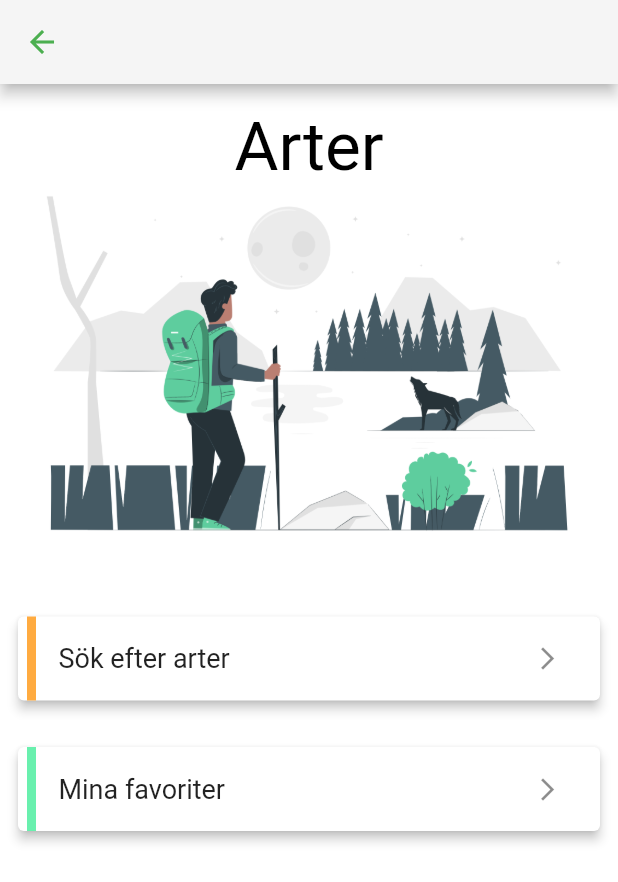
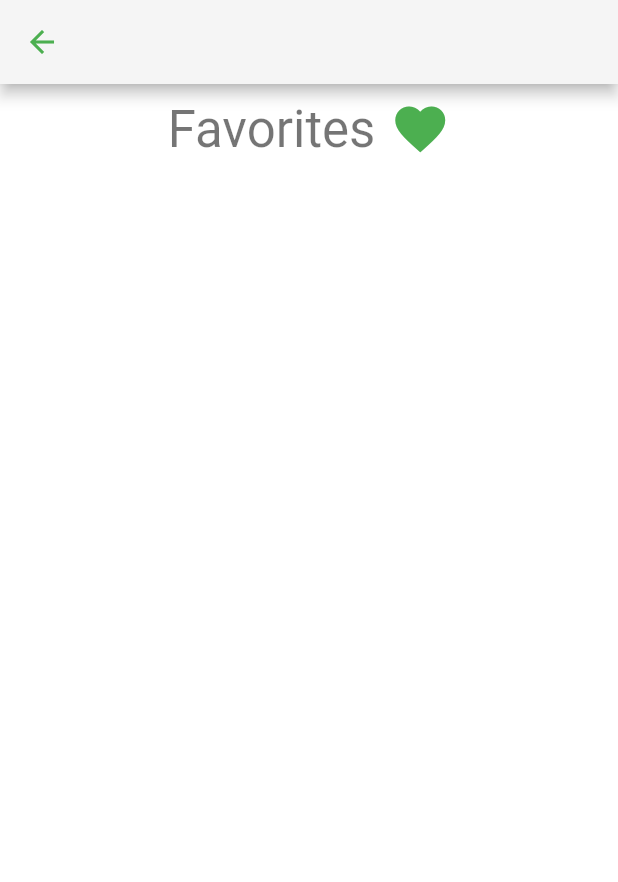
Before and after one commit to maxNyst/FAUNAtic_FrontEnd, a Flutter app: the IntersectionScreen screen opened by its route, after a tap on "Mina favoriter", on a phone screen of 412 x 824 dp. Shown: the top 882 px of the screen. Run offline on Flutter 3.47's test engine with Material 2 defaults, Android fonts, the phone set to English and light mode, and no system bars; our stand-ins replace cloud_firestore, firebase_auth, firebase_core, flutter_speed_dial, google_fonts, google_maps_flutter and 1 more; accounts and stored records are empty.

Commit message:
species able to be favorised

```diff
--- a/lib/Screens/SpeciesSearch/species_intersection_screen.dart
+++ b/lib/Screens/SpeciesSearch/species_intersection_screen.dart
@@ -68,7 +68,7 @@ class SpeciesButtons extends StatelessWidget {
                   child: FaunaticListTile(
                     text: 'Mina favoriter',
                     color: Colors.greenAccent,
-                    onTap: () => {},
+                    onTap: () => Navigator.pushNamed(context, '/species/favorites'),
                   ),
                 ),
               ],
--- /dev/null
+++ b/lib/Screens/favorite_species_screen.dart
@@ -0,0 +1,62 @@
+import 'package:flutter/material.dart';
+import 'package:provider/provider.dart';
+import 'package:faunatic_front_end/species_information.dart';
+
+class FavoriteSpeciesScreen extends StatelessWidget {
+  const FavoriteSpeciesScreen({Key key}) : super(key: key);
+
+  @override
+  Widget build(BuildContext context) {
+    var favorites = context.watch<FavoriteSpecies>().getFavoriteSpecies;
+    assert(favorites != null);
+    return Scaffold(
+      appBar: AppBar(),
+      body: Column(
+        children: [
+          Container(
+              padding: const EdgeInsets.symmetric(vertical: 10),
+              child: Row(
+                mainAxisAlignment: MainAxisAlignment.center,
+                children: [
+                  Text(
+                    'Favorites',
+                    style: Theme.of(context).textTheme.headline4,
+                  ),
+                  SizedBox(width: 10),
+                  Icon(
+                    Icons.favorite,
+                    color: Colors.green,
+                    size: 40,
+                  )
+                ],
+              )),
+          Expanded(
+            child: GridView.count(
+              padding: const EdgeInsets.all(8),
+              crossAxisSpacing: 8,
+              mainAxisSpacing: 8,
+              crossAxisCount: 2,
+              children: [
+                ..._buildGridBuilder(favorites),
+              ],
+            ),
+          )
+        ],
+      ),
+    );
+  }
+
+  List<dynamic> _buildGridBuilder(List<Specie> favorites) {
+    if (favorites.isEmpty) {
+      return [];
+    } else {
+      var widgets = [];
+      for (var specie in favorites) {
+        widgets.add(Container(
+          child: Text(specie.swedishName),
+        ));
+      }
+      return widgets;
+    }
+  }
+}
--- a/lib/main.dart
+++ b/lib/main.dart
@@ -55,6 +55,9 @@ class MyApp extends StatelessWidget {
         ChangeNotifierProvider<SpeciesList>(
           create: (context) => SpeciesList(),
         ),
+        ChangeNotifierProvider<FavoriteSpecies>(
+          create: (context) => FavoriteSpecies(),
+        ),
         Provider<FirestoreService>(
           create: (_) => FirestoreService(FirebaseFirestore.instance),
         ),
--- a/lib/route_generator.dart
+++ b/lib/route_generator.dart
@@ -1,4 +1,5 @@
 import 'package:faunatic_front_end/Screens/SpeciesSearch/species_intersection_screen.dart';
+import 'package:faunatic_front_end/Screens/favorite_species_screen.dart';
 import 'package:faunatic_front_end/species_information.dart';
 import 'package:flutter/material.dart';
 import 'package:faunatic_front_end/Screens/Excursions%20Search/excursions_search_screen.dart';
@@ -36,6 +37,8 @@ class RouteGenerator {
         return MaterialPageRoute(builder: (context) => SignupScreen());
       case '/species/intersection':
         return MaterialPageRoute(builder: (context) => IntersectionScreen());
+      case '/species/favorites':
+      return MaterialPageRoute(builder: (context) => FavoriteSpeciesScreen());
       case '/search':
         return MaterialPageRoute(builder: (context) => SpeciesSearchScreen());
       case '/lectures':
--- a/lib/species_information.dart
+++ b/lib/species_information.dart
@@ -2,6 +2,21 @@ import 'dart:async';
 import 'dart:convert';
 import 'package:flutter/material.dart';
 import 'package:http/http.dart' as http;
+
+class FavoriteSpecies extends ChangeNotifier {
+  final List<Specie> _list = [];
+
+  List<Specie> get getFavoriteSpecies => _list;
+
+  void favorSpecie(Specie specie) {
+    if (_list.contains(specie)) {
+      _list.remove(specie);
+    } else {
+      _list.add(specie);
+    }
+    notifyListeners();
+  }
+}
 
 class SpeciesList extends ChangeNotifier {
   // Another solution if this one gives us trouble:
@@ -17,8 +32,6 @@ class SpeciesList extends ChangeNotifier {
 
   Future<List<Specie>> _speciesSearchResult(String searchTerm) async {
     final species = <Specie>[];
-
-    // notifyListeners();
 
     final response = await http.get(
         Uri.https('group7-15.pvt.dsv.su.se', '/search', {'term': searchTerm}));
@@ -77,6 +90,7 @@ class Specie {
 //     final speciesDetail = speciesDetailFromJson(jsonString);
 
 class SpeciesDetail {
+
   String swedishName;
   String scientificName;
   SpeciesData speciesData;
@@ -104,6 +118,17 @@ class SpeciesDetail {
     data['imageURL'] = imageURL;
     return data;
   }
+
+  @override
+  bool operator ==(Object other) =>
+      identical(this, other) ||
+      other is SpeciesDetail &&
+          runtimeType == other.runtimeType &&
+          swedishName == other.swedishName &&
+          scientificName == other.scientificName;
+
+  @override
+  int get hashCode => swedishName.hashCode ^ scientificName.hashCode;
 }
 
 class SpeciesData {
```
Also changed, not shown: lib/Screens/Excursions/excursions_screen.dart (+4 -11 lines), lib/Screens/SpeciesSearch/search_screen.dart (+20 -11 lines).
